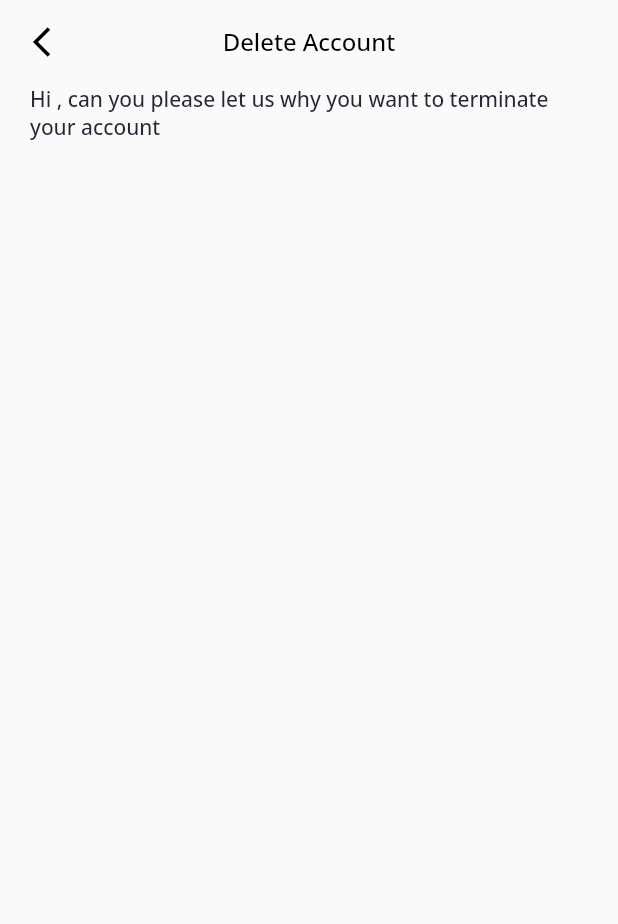
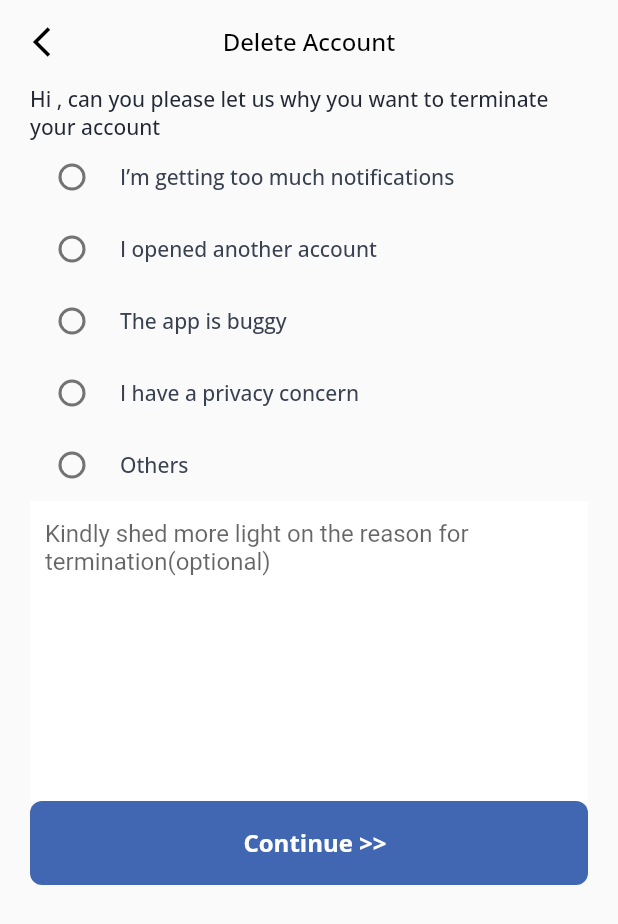
Before and after one commit to ex-plo-rer/buylink, a Flutter app: the DeleteUser screen opened by its route, on a phone screen of 412 x 824 dp. Shown: the top 924 px of the screen. Run offline on Flutter 3.47's test engine with Material 2 defaults, Android fonts, the phone set to English and light mode, and no system bars; our stand-ins replace bot_toast, cached_network_image, carousel_slider, dotted_border, file_picker, flutter_map and 15 more; accounts and stored records are empty.

Commit message:
delete user ui code

```diff
--- a/lib/features/core/views/add_product_view.dart
+++ b/lib/features/core/views/add_product_view.dart
@@ -149,4 +149,16 @@ class AddProductView extends ConsumerWidget {
                         },
                       ),
 
+                      AppButton(
+                        text: "Save Product",
+                        backgroundColor: AppColors.primaryColor,
+                        // onPressed: () => ref
+                        //     .read(navigationServiceProvider)
+                        //     .navigateToNamed(Routes.homeView),
+                        onPressed: () {
+
+
+                        },
+                      ),
+
                     ]))));}}
--- a/lib/features/core/views/settings_view/delete_user.dart
+++ b/lib/features/core/views/settings_view/delete_user.dart
@@ -1,8 +1,11 @@
+import 'package:buy_link/services/navigation_service.dart';
+import 'package:buy_link/widgets/app_circular_checkbox.dart';
 import 'package:flutter/cupertino.dart';
 import 'package:flutter/material.dart';
 import 'package:hooks_riverpod/hooks_riverpod.dart';
 
 import '../../../../core/constants/colors.dart';
+import '../../../../widgets/app_button.dart';
 import '../../notifiers/settings_notifier/delete_user_notifier.dart';
 import '../../notifiers/user_provider.dart';
 
@@ -46,6 +49,51 @@ class DeleteUser extends ConsumerWidget {
                       ),),
 
 
+                      // ListView(
+                      //     physics: const NeverScrollableScrollPhysics(),
+                      //     //padding: const EdgeInsets.all(4),
+                      //     children: <Widget>[
+                      AppCCheckBox(onChanged: (){}, checked: false, text: 'I’m getting too much notifications',),
+                      AppCCheckBox(onChanged: (){}, checked: false, text: 'I opened another account',),
+                      AppCCheckBox(onChanged: (){}, checked: false, text: 'The app is buggy',),
+                      AppCCheckBox(onChanged: (){}, checked: false, text: 'I have a privacy concern',),
+                      AppCCheckBox(onChanged: (){}, checked: false, text: 'Others',),
+
+                      Container(
+                          height: 200,
+                          color: AppColors.light,
+                          padding: EdgeInsets.all(10.0),
+                          child: new ConstrainedBox(
+                              constraints: BoxConstraints(
+                                maxHeight: 200.0,
+                              ),
+                              child: new Scrollbar(
+                                  child: new SingleChildScrollView(
+                                    scrollDirection: Axis.vertical,
+                                    reverse: true,
+                                    child: SizedBox(
+                                      height: 190.0,
+                                      child: new TextField(
+                                        maxLines: 100,
+                                        decoration: new InputDecoration(
+                                          border: InputBorder.none,
+                                          hintText: 'Kindly shed more light on the reason for termination(optional)',
+                                        ),
+                                      ),
+                                    ),)))),
+
+                      AppButton(
+                          text: "Continue >>",
+                          backgroundColor: AppColors.primaryColor,
+                          // onPressed: () => ref
+                          //     .read(navigationServiceProvider)
+                          //     .navigateToNamed(Routes.homeView),
+                          onPressed: () => ref
+                        //   ref
+                        // .read(navigationServiceProvider)
+                        // .navigateToNamed(Routes.)
+                      ),
+                      //   ]),
                     ]
 
 
--- a/lib/features/core/views/settings_view/settings_notification.dart
+++ b/lib/features/core/views/settings_view/settings_notification.dart
@@ -69,4 +69,6 @@ class SettingNotification extends ConsumerWidget {
       ),
 
 
+
+
     ]))));}}
--- /dev/null
+++ b/lib/widgets/app_circular_checkbox.dart
@@ -0,0 +1,51 @@
+import 'package:buy_link/widgets/spacing.dart';
+import 'package:flutter/cupertino.dart';
+import 'package:flutter/material.dart';
+
+import '../core/constants/colors.dart';
+
+class AppCCheckBox extends StatelessWidget {
+  final String text;
+  final bool checked;
+  final Function onChanged;
+  final Color activeColor;
+  final Color checkColor;
+
+  const AppCCheckBox({
+    Key? key,
+    required this.text,
+    required this.checked,
+    required this.onChanged,
+    this.activeColor = AppColors.grey,
+    this.checkColor = AppColors.grey6,
+  }) : super(key: key);
+
+  @override
+  Widget build(BuildContext context) {
+    return Row(
+      //mainAxisAlignment: MainAxisAlignment.start,
+      children: [
+        const Spacing.tinyWidth(),
+
+        Checkbox(
+          shape: CircleBorder(),
+          value: checked,
+          onChanged: (v) => onChanged(),
+          activeColor: activeColor,
+          checkColor: checkColor,
+
+          //),
+        ),
+        const Spacing.smallWidth(),
+        Text(
+          text,
+          style: const TextStyle(
+            color: AppColors.grey2,
+            fontWeight: FontWeight.w500,
+            fontSize: 14,
+          ),
+        ),
+      ],
+    );
+  }
+}
```
Also changed, not shown: lib/features/core/views/settings_view/delete_user_p2.dart (added). Lines whose indentation alone changed are shown as unchanged.
